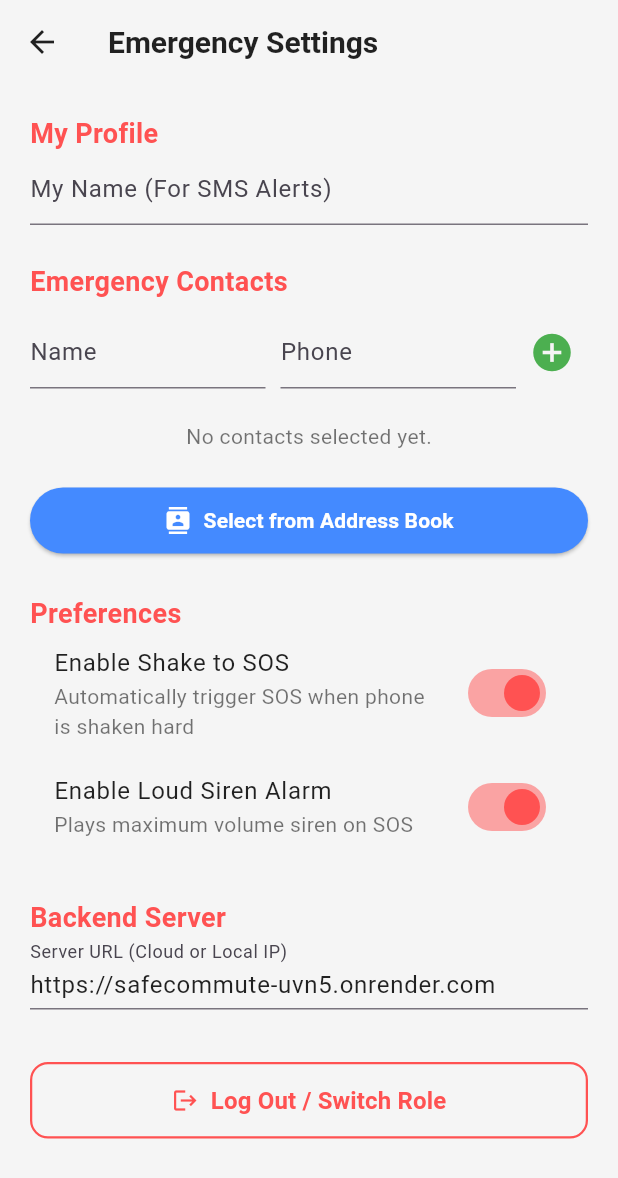
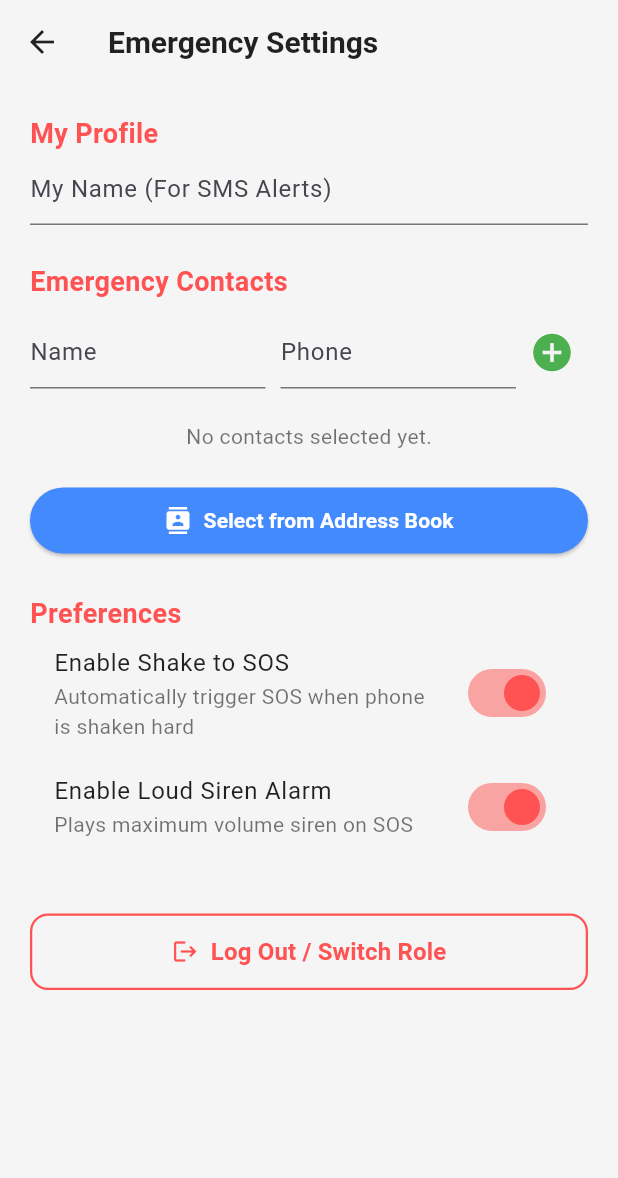
Before and after one commit to Mr-Soumo-006/Safecommute, a Flutter app: the SettingsScreen screen opened directly, on a phone screen of 412 x 824 dp. Shown: the top 1178 px of the screen. Run offline on Flutter 3.47's test engine with Material 3 defaults, Android fonts, the phone set to English and light mode, and no system bars; our stand-ins replace audioplayers, battery_plus, flutter_contacts, flutter_map, geolocator, latlong2 and 4 more; accounts and stored records are empty.

Commit message:
clean: remove visible backend server URL from settings UI

```diff
--- a/mobile_flutter/lib/settings.dart
+++ b/mobile_flutter/lib/settings.dart
@@ -20,7 +20,6 @@ class _SettingsScreenState extends State<SettingsScreen> {
   final TextEditingController _nameController = TextEditingController();
   final TextEditingController _phoneController = TextEditingController();
   final TextEditingController _usernameController = TextEditingController();
-  final TextEditingController _serverController = TextEditingController();
 
   @override
   void initState() {
@@ -36,13 +35,7 @@ class _SettingsScreenState extends State<SettingsScreen> {
       _savedContacts = prefs.getStringList('savedContacts') ?? [];
       _myUsername = prefs.getString('username') ?? "";
       _usernameController.text = _myUsername;
-      _serverController.text = prefs.getString('serverUrl') ?? 'https://safecommute-uvn5.onrender.com';
     });
-  }
-
-  Future<void> _saveServerUrl(String val) async {
-    final prefs = await SharedPreferences.getInstance();
-    await prefs.setString('serverUrl', val.trim());
   }
 
   Future<void> _saveToggleSettings() async {
@@ -162,7 +155,6 @@ class _SettingsScreenState extends State<SettingsScreen> {
     _nameController.dispose();
     _phoneController.dispose();
     _usernameController.dispose();
-    _serverController.dispose();
     super.dispose();
   }
 
@@ -284,19 +276,6 @@ class _SettingsScreenState extends State<SettingsScreen> {
               },
             ),
 
-            const SizedBox(height: 25),
-            const Text("Backend Server", style: TextStyle(color: Colors.redAccent, fontSize: 18, fontWeight: FontWeight.bold)),
-            TextField(
-              decoration: const InputDecoration(
-                labelText: 'Server URL (Cloud or Local IP)',
-                hintText: 'https://your-app.onrender.com',
-                isDense: true,
-              ),
-              style: const TextStyle(color: Colors.black87),
-              controller: _serverController,
-              onChanged: _saveServerUrl,
-            ),
-
             const SizedBox(height: 35),
 
             // Log Out / Switch Role button
```
